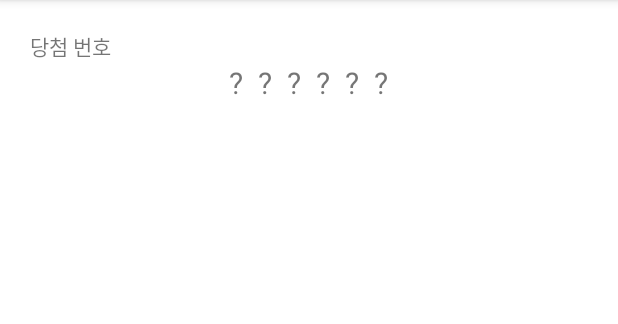
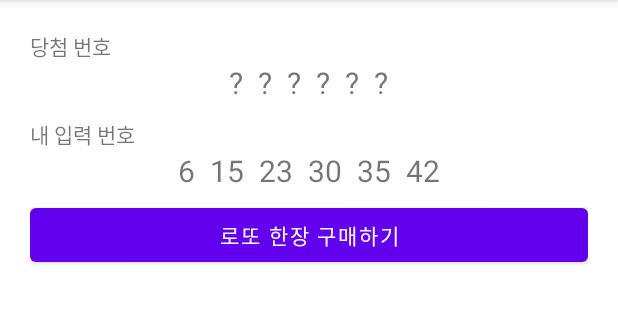
Before and after one commit to nepp-plus/FinalProject_LogicTest_20211226, an Android app: the LottoSimulatorActivity screen opened directly, with no data from a screen before it, on a phone screen of 412 x 824 dp, the part 84-408 px from its top. Run offline under Robolectric (Android 15) with nearby library versions, the phone set to English and light mode, and no system bars; our stand-ins replace data binding.

Commit message:
내 입력번호  / 구매하기 버튼추가

```diff
--- a/app/src/main/res/layout/activity_lotto_simulator.xml
+++ b/app/src/main/res/layout/activity_lotto_simulator.xml
@@ -70,5 +70,69 @@
 
         </LinearLayout>
 
+        <TextView
+            android:layout_width="wrap_content"
+            android:layout_height="wrap_content"
+            android:text="내 입력 번호"
+            android:layout_marginTop="10dp"/>
+
+        <LinearLayout
+            android:layout_width="match_parent"
+            android:layout_height="wrap_content"
+            android:orientation="horizontal"
+            android:gravity="center">
+
+
+            <TextView
+                android:layout_width="wrap_content"
+                android:layout_height="wrap_content"
+                android:text="6"
+                android:textSize="20sp" />
+
+            <TextView
+                android:layout_width="wrap_content"
+                android:layout_height="wrap_content"
+                android:text="15"
+                android:layout_marginStart="10dp"
+                android:textSize="20sp" />
+
+            <TextView
+                android:layout_width="wrap_content"
+                android:layout_height="wrap_content"
+                android:text="23"
+                android:layout_marginStart="10dp"
+                android:textSize="20sp" />
+
+            <TextView
+                android:layout_width="wrap_content"
+                android:layout_height="wrap_content"
+                android:text="30"
+                android:layout_marginStart="10dp"
+                android:textSize="20sp" />
+
+            <TextView
+                android:layout_width="wrap_content"
+                android:layout_height="wrap_content"
+                android:text="35"
+                android:layout_marginStart="10dp"
+                android:textSize="20sp" />
+
+            <TextView
+                android:layout_width="wrap_content"
+                android:layout_height="wrap_content"
+                android:text="42"
+                android:layout_marginStart="10dp"
+                android:textSize="20sp" />
+
+
+        </LinearLayout>
+
+        <Button
+            android:id="@+id/btnBuytLotto"
+            android:layout_marginTop="5dp"
+            android:layout_width="match_parent"
+            android:layout_height="wrap_content"
+            android:text="로또 한장 구매하기" />
+
     </LinearLayout>
 </layout>
```
